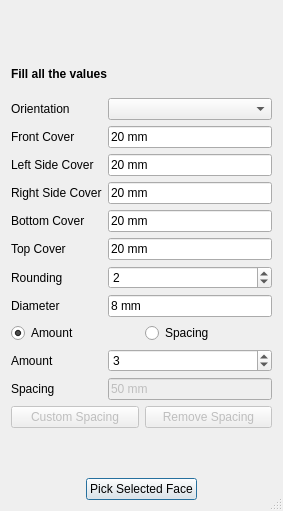
Above: LShapeRebar.ui from amrit3701/FreeCAD-Reinforcement before the change. Below: the same form after it.
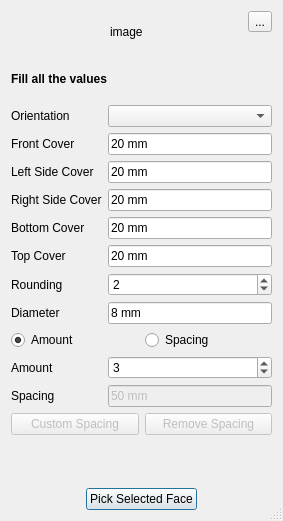
That is the form after the change. Custom widgets are drawn as their Qt base class.

Commit message: Added detail description icon from Striaght, LShape and Stirrup rebar

What changed in the file:
```diff
--- a/LShapeRebar.ui
+++ b/LShapeRebar.ui
@@ -7,7 +7,7 @@
     <x>0</x>
     <y>0</y>
     <width>283</width>
-    <height>511</height>
+    <height>521</height>
    </rect>
   </property>
   <property name="windowTitle">
@@ -23,14 +23,14 @@
    <bool>false</bool>
   </property>
   <layout class="QGridLayout" name="gridLayout">
-   <item row="8" column="0" alignment="Qt::AlignHCenter">
+   <item row="7" column="0" alignment="Qt::AlignHCenter">
     <widget class="QPushButton" name="PickSelectedFace">
      <property name="text">
       <string>Pick Selected Face</string>
      </property>
     </widget>
    </item>
-   <item row="4" column="0">
+   <item row="3" column="0">
     <widget class="QLabel" name="heading">
      <property name="font">
       <font>
@@ -43,14 +43,7 @@
      </property>
     </widget>
    </item>
-   <item row="7" column="0">
-    <widget class="QLabel" name="PickSelectedFaceLabel">
-     <property name="text">
-      <string/>
-     </property>
-    </widget>
-   </item>
-   <item row="5" column="0">
+   <item row="4" column="0">
     <layout class="QFormLayout" name="formLayout">
      <property name="fieldGrowthPolicy">
       <enum>QFormLayout::AllNonFixedFieldsGrow</enum>
@@ -238,14 +231,7 @@
      </item>
     </layout>
    </item>
-   <item row="0" column="0" alignment="Qt::AlignHCenter">
-    <widget class="QLabel" name="image">
-     <property name="text">
-      <string/>
-     </property>
-    </widget>
-   </item>
-   <item row="6" column="0">
+   <item row="5" column="0">
     <layout class="QHBoxLayout" name="horizontalLayout_2">
      <item>
       <widget class="QPushButton" name="customSpacing">
@@ -269,6 +255,49 @@
      </item>
     </layout>
    </item>
+   <item row="6" column="0">
+    <widget class="QLabel" name="PickSelectedFaceLabel">
+     <property name="text">
+      <string/>
+     </property>
+    </widget>
+   </item>
+   <item row="0" column="0">
+    <layout class="QHBoxLayout" name="horizontalLayout_3">
+     <item alignment="Qt::AlignHCenter">
+      <widget class="QLabel" name="image">
+       <property name="text">
+        <string>image</string>
+       </property>
+      </widget>
+     </item>
+     <item alignment="Qt::AlignTop">
+      <widget class="QToolButton" name="toolButton">
+       <property name="enabled">
+        <bool>true</bool>
+       </property>
+       <property name="sizePolicy">
+        <sizepolicy hsizetype="Maximum" vsizetype="Maximum">
+         <horstretch>50</horstretch>
+         <verstretch>0</verstretch>
+        </sizepolicy>
+       </property>
+       <property name="maximumSize">
+        <size>
+         <width>16777215</width>
+         <height>16777214</height>
+        </size>
+       </property>
+       <property name="text">
+        <string>...</string>
+       </property>
+       <property name="toolButtonStyle">
+        <enum>Qt::ToolButtonIconOnly</enum>
+       </property>
+      </widget>
+     </item>
+    </layout>
+   </item>
   </layout>
  </widget>
  <customwidgets>
```
The commit also changes 5 other files.
